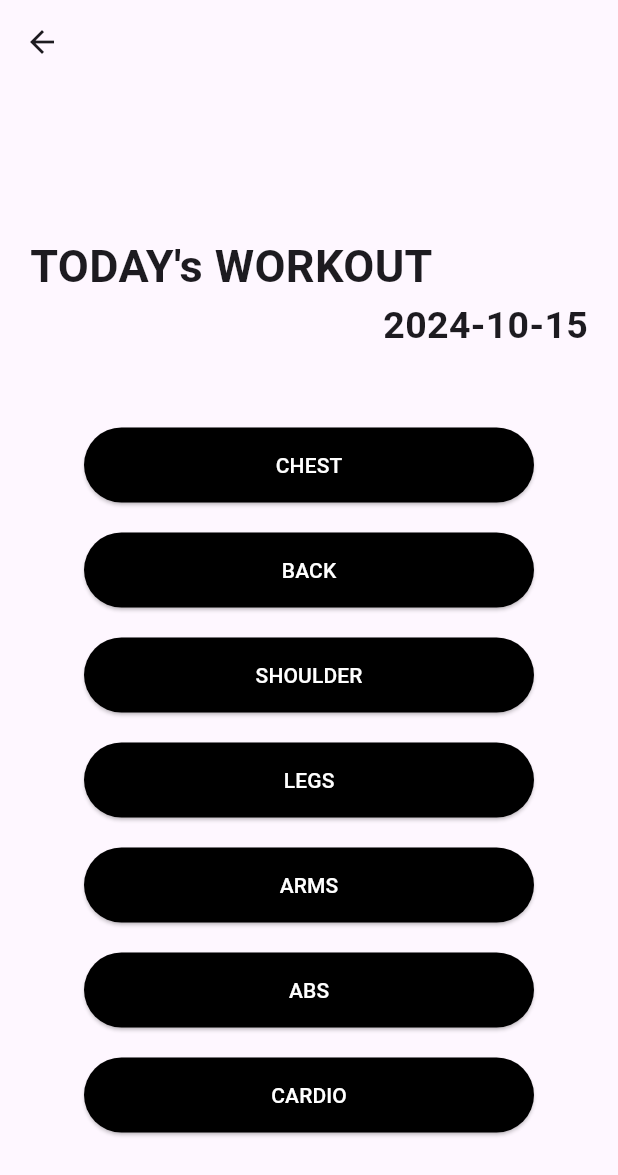
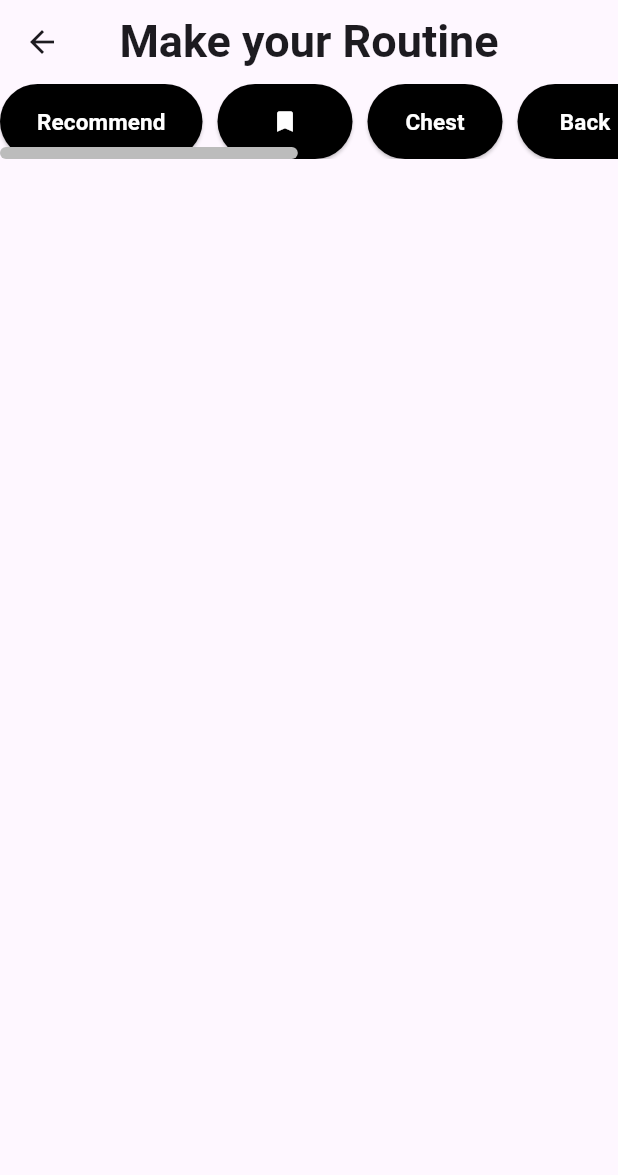
Before and after one commit to qotjwns/SpotUBae, a Flutter app: the FirstScreen screen opened directly, after a tap on "CHEST", on a phone screen of 412 x 824 dp. Shown: the top 1175 px of the screen. Run offline on Flutter 3.47's test engine with Material 3 defaults, Android fonts, the light colour scheme and no system bars; our stand-ins replace font_awesome_flutter, table_calendar.

Commit message:
Make your Routine

```diff
--- a/lib/base/button/buttons.dart
+++ b/lib/base/button/buttons.dart
@@ -1,4 +1,5 @@
 import 'package:flutter/material.dart';
+import 'package:group_app/screen/make_routine.dart';
 
 class Buttons extends StatelessWidget {
   const Buttons({super.key});
@@ -10,7 +11,10 @@ class Buttons extends StatelessWidget {
         ElevatedButton(
           onPressed: () {
             // 버튼 1 클릭 시 동작
-            print('Button 1 Pressed');
+            Navigator.push(
+              context,
+              MaterialPageRoute(builder:(context) => MakeRoutine()),
+            );
           },
           style: ElevatedButton.styleFrom(
             backgroundColor: Colors.black,
--- /dev/null
+++ b/lib/screen/make_routine.dart
@@ -0,0 +1,146 @@
+import 'package:flutter/material.dart';
+
+
+class MakeRoutine extends StatelessWidget{
+  MakeRoutine({super.key});
+  final ScrollController _scrollController = ScrollController();
+  void dispose(){
+    _scrollController.dispose();
+  }
+  @override
+
+  Widget build(BuildContext context) {
+    return Scaffold(
+      appBar: AppBar(
+        title: const Text('Make your Routine',
+        style: TextStyle(fontSize:30, fontWeight: FontWeight.bold,
+        ),
+        ),
+        centerTitle: true,
+      ),
+      body: Column(
+        children: <Widget>[
+          Scrollbar(
+            thickness: 8.0,
+
+            radius: const Radius.circular(10),
+            controller: _scrollController,
+            thumbVisibility: true,
+            child: SingleChildScrollView(
+              scrollDirection: Axis.horizontal,
+              controller: _scrollController,
+              child: Row(
+                children:<Widget>[
+                  SizedBox(
+
+                    width: 135,
+                    height: 50,
+                    child: ElevatedButton(
+                        onPressed:() {},
+                        style: ElevatedButton.styleFrom(
+                          backgroundColor: Colors.black,
+                          foregroundColor: Colors.white,
+                        ),
+                        child: const Text('Recommend',
+                            style: TextStyle(fontSize:15, fontWeight: FontWeight.bold, ))),
+                  ),
+                  const SizedBox(width: 10),
+                  SizedBox(
+                    width: 90,
+                    height: 50,
+                    child: ElevatedButton(
+                        onPressed:() {},
+                        style: ElevatedButton.styleFrom(
+                          backgroundColor: Colors.black,
+                          foregroundColor: Colors.white,
+                        ),
+                        child: const Icon(Icons.bookmark),
+                    ),
+                  ),
+                  const SizedBox(width: 10),
+                  SizedBox(
+                    width: 90,
+                    height: 50,
+                    child: ElevatedButton(
+                        onPressed:() {},
+                        style: ElevatedButton.styleFrom(
+                          backgroundColor: Colors.black,
+                          foregroundColor: Colors.white,
+                        ),
+                        child: const Text('Chest',
+                            style: TextStyle(fontSize:15, fontWeight: FontWeight.bold, ))),
+                  ),
+                  const SizedBox(width: 10),
+                  SizedBox(
+                    width: 90,
+                    height: 50,
+                    child: ElevatedButton(
+                        onPressed:() {},
+                        style: ElevatedButton.styleFrom(
+                          backgroundColor: Colors.black,
+                          foregroundColor: Colors.white,
+                        ),
+                        child: const Text('Back',
+                            style: TextStyle(fontSize:15, fontWeight: FontWeight.bold, ))),
+                  ),
+                  const SizedBox(width: 10),
+                  SizedBox(
+                    width: 110,
+                    height: 50,
+                    child: ElevatedButton(
+                        onPressed:() {},
+                        style: ElevatedButton.styleFrom(
+                          backgroundColor: Colors.black,
+                          foregroundColor: Colors.white,
+                        ),
+                        child: const Text('Shoulder',
+                            style: TextStyle(fontSize:15, fontWeight: FontWeight.bold, ))),
+                  ),
+                  const SizedBox(width: 10),
+                  SizedBox(
+                    width: 90,
+                    height: 50,
+                    child: ElevatedButton(
+                        onPressed:() {},
+                        style: ElevatedButton.styleFrom(
+                          backgroundColor: Colors.black,
+                          foregroundColor: Colors.white,
+                        ),
+                        child: const Text('Legs',
+                            style: TextStyle(fontSize:15, fontWeight: FontWeight.bold, ))),
+                  ),
+                  const SizedBox(width: 10),
+                  SizedBox(
+                    width: 90,
+                    height: 50,
+                    child: ElevatedButton(
+                        onPressed:() {},
+                        style: ElevatedButton.styleFrom(
+                          backgroundColor: Colors.black,
+                          foregroundColor: Colors.white,
+                        ),
+                        child: const Text('Arms',
+                            style: TextStyle(fontSize:15, fontWeight: FontWeight.bold, ))),
+                  ),
+                  const SizedBox(width: 10),
+                  SizedBox(
+                    width: 90,
+                    height: 50,
+                    child: ElevatedButton(
+                        onPressed:() {},
+                        style: ElevatedButton.styleFrom(
+                          backgroundColor: Colors.black,
+                          foregroundColor: Colors.white,
+                        ),
+                        child: const Text('ABS',
+                            style: TextStyle(fontSize:15, fontWeight: FontWeight.bold, ))),
+                  ),
+              ],
+      ),
+    ),
+      ),
+    ],
+      ),
+    );
+  }
+}
```
